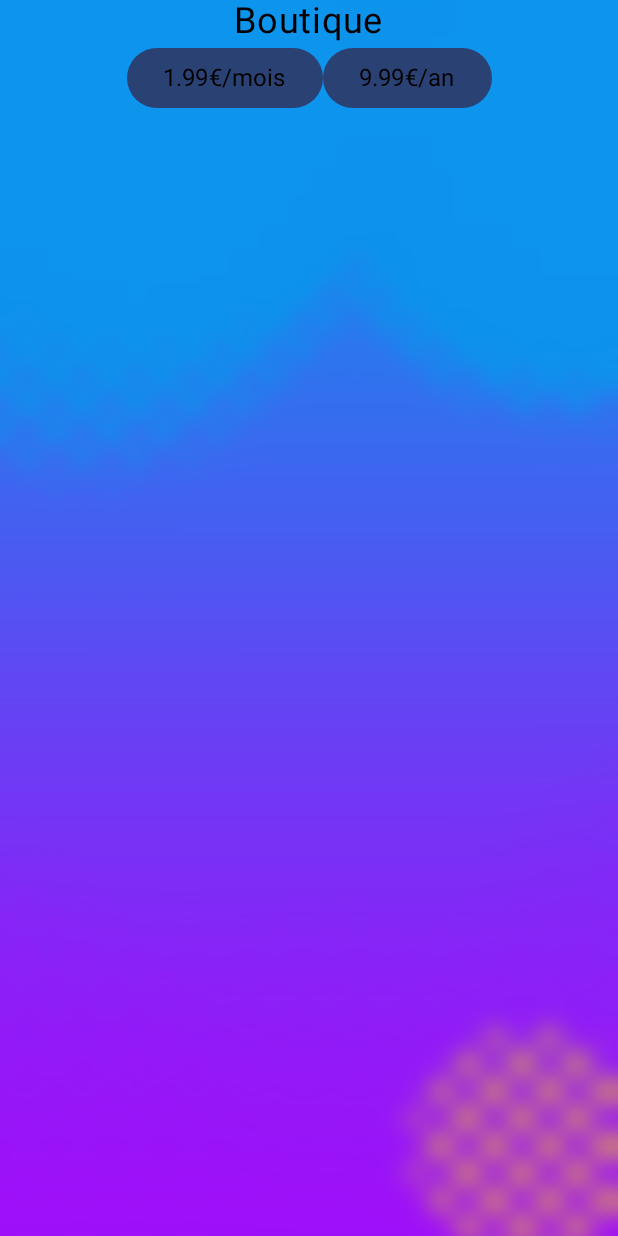
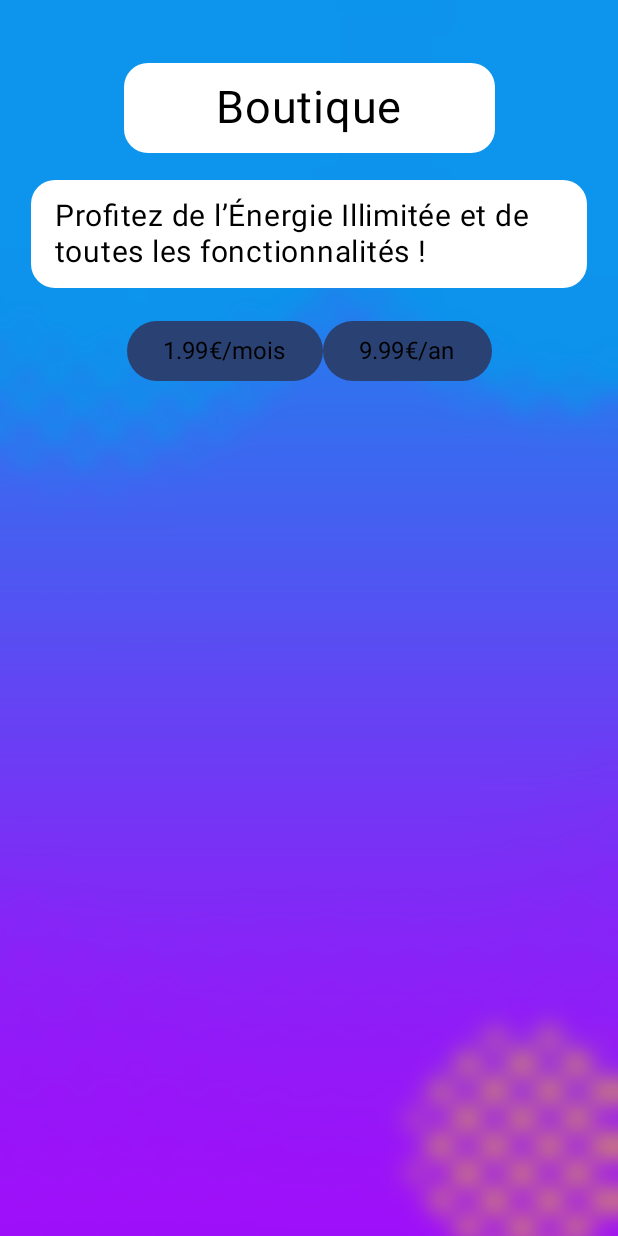
Before and after one commit to SuyuKuka/What-The-Fact-Quiz, an Android app built with Jetpack Compose: the composable ShopScreen shown on its own in the app's theme, on a phone screen of 412 x 824 dp. Run offline under Robolectric (Android 15) with nearby library versions, the phone set to English and light mode, and no system bars; our stand-ins replace Navigation 3, Room's generated code.

Commit message:
debut deco boutique

```diff
--- a/app/src/main/java/fr/uparis/chenliu/projet/ui/menu/ShopScreen.kt
+++ b/app/src/main/java/fr/uparis/chenliu/projet/ui/menu/ShopScreen.kt
@@ -1,9 +1,19 @@
 package fr.uparis.chenliu.projet.ui.menu
 
+import androidx.compose.foundation.background
+import androidx.compose.foundation.layout.Arrangement
 import androidx.compose.foundation.layout.Box
 import androidx.compose.foundation.layout.Column
 import androidx.compose.foundation.layout.Row
+import androidx.compose.foundation.layout.Spacer
+import androidx.compose.foundation.layout.aspectRatio
 import androidx.compose.foundation.layout.fillMaxSize
+import androidx.compose.foundation.layout.fillMaxWidth
+import androidx.compose.foundation.layout.height
+import androidx.compose.foundation.layout.padding
+import androidx.compose.foundation.layout.size
+import androidx.compose.foundation.layout.width
+import androidx.compose.foundation.shape.RoundedCornerShape
 import androidx.compose.material3.Button
 import androidx.compose.runtime.Composable
 import androidx.compose.runtime.MutableState
@@ -11,6 +21,9 @@
 import androidx.compose.runtime.remember
 import androidx.compose.ui.Alignment
 import androidx.compose.ui.Modifier
+import androidx.compose.ui.graphics.Color
+import androidx.compose.ui.graphics.RectangleShape
+import androidx.compose.ui.unit.dp
 import androidx.compose.ui.unit.sp
 import fr.uparis.chenliu.projet.ui.viewmodel.MenuViewModel
 
@@ -37,11 +50,13 @@
 
     Box(modifier = Modifier.fillMaxSize()) {
         DisplayBackground(currentBackground = currentBackground.intValue)
-        Column(modifier = Modifier
-            .fillMaxSize(),
-            horizontalAlignment = Alignment.CenterHorizontally
+        Column(
+            modifier = Modifier.fillMaxSize(),
+            horizontalAlignment = Alignment.CenterHorizontally,
+            verticalArrangement = Arrangement.spacedBy(18.dp)
         ) {
             ShopTitle(font = currentFont.value)
+            ShopDesc(font = currentFont.value)
             ShopSubscription(
                 font = currentFont.value,
                 showAlertMonth = showAlertMonth,
@@ -61,7 +76,43 @@
 
 @Composable
 fun ShopTitle(font: List<Int>) {
-    DisplayText(text = "Boutique", font = font, fontSize = 24.sp)
+    Spacer(modifier = Modifier.height(24.dp))
+    Box(
+        modifier = Modifier
+            .fillMaxWidth(0.6f)
+            .background(
+                color = Color.White,
+                shape = RoundedCornerShape(16.dp)
+            )
+            .padding(vertical = 12.dp, horizontal = 16.dp),
+        contentAlignment = Alignment.Center
+    ) {
+        DisplayText(
+            text = "Boutique",
+            font = font,
+            fontSize = 30.sp
+        )
+    }
+}
+
+@Composable
+fun ShopDesc(font: List<Int>) {
+    Box(
+        modifier = Modifier
+            .fillMaxWidth(0.9f)
+            .background(
+                color = Color.White,
+                shape = RoundedCornerShape(16.dp)
+            )
+            .padding(vertical = 12.dp, horizontal = 16.dp),
+        contentAlignment = Alignment.Center
+    ) {
+        DisplayText(
+            text = "Profitez de l’Énergie Illimitée et de toutes les fonctionnalités !",
+            font = font,
+            fontSize = 20.sp
+        )
+    }
 }
 
 @Composable
```
